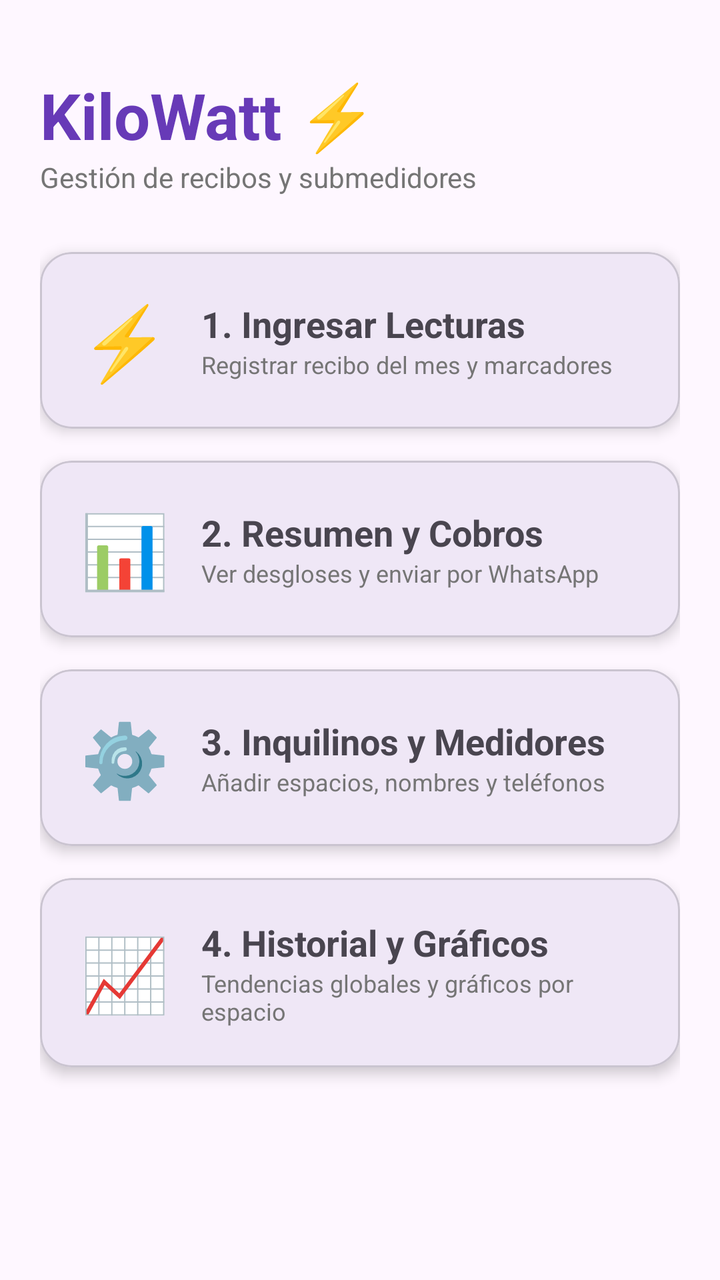
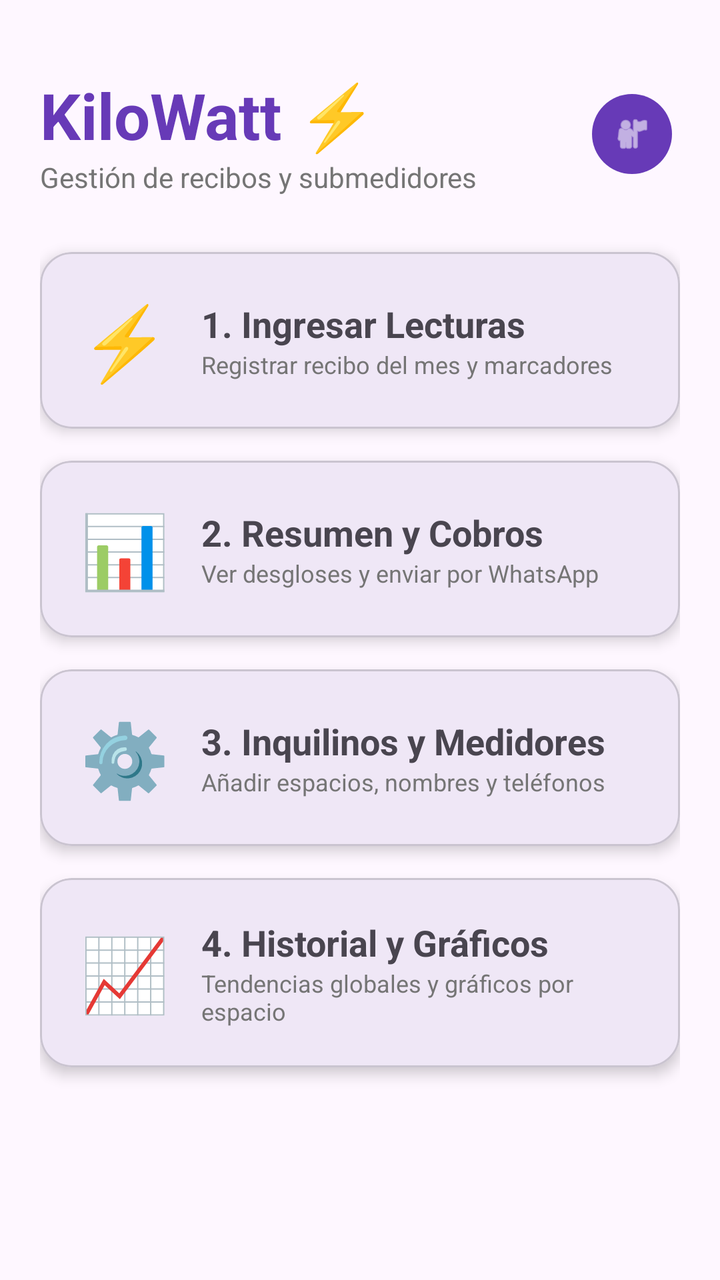

The first picture is an Android layout as it rendered before a commit; the second is the same layout after the commit. The layout source and the unified diff follow.
<!-- AndroidManifest.xml: application theme Theme.KiloWatt -->
<!-- res/layout/activity_main.xml -->
<?xml version="1.0" encoding="utf-8"?>
<ScrollView xmlns:android="http://schemas.android.com/apk/res/android"
    xmlns:app="http://schemas.android.com/apk/res-auto"
    android:layout_width="match_parent"
    android:layout_height="match_parent"
    android:padding="20dp">

    <LinearLayout
        android:layout_width="match_parent"
        android:layout_height="wrap_content"
        android:orientation="vertical">

        
        <LinearLayout
            android:layout_width="match_parent"
            android:layout_height="wrap_content"
            android:orientation="vertical"
            android:layout_marginTop="16dp"
            android:layout_marginBottom="28dp">

            <TextView
                android:layout_width="wrap_content"
                android:layout_height="wrap_content"
                android:text="@string/main_header_title"
                android:textSize="32sp"
                android:textStyle="bold"
                android:textColor="@color/purple_primary" />

            <TextView
                android:id="@+id/tvUsuarioEmail"
                android:layout_width="wrap_content"
                android:layout_height="wrap_content"
                android:text="@string/main_header_subtitle"
                android:textSize="14sp"
                android:textColor="@color/gray_secondary" />
        </LinearLayout>

        
        <com.google.android.material.card.MaterialCardView
            android:id="@+id/cardRegistrarLecturas"
            android:layout_width="match_parent"
            android:layout_height="wrap_content"
            android:layout_marginBottom="16dp"
            android:clickable="true"
            android:focusable="true"
            app:cardCornerRadius="16dp"
            app:cardElevation="4dp">

            <LinearLayout
                android:layout_width="match_parent"
                android:layout_height="wrap_content"
                android:orientation="horizontal"
                android:baselineAligned="false"
                android:padding="20dp"
                android:gravity="center_vertical">

                <TextView
                    android:layout_width="wrap_content"
                    android:layout_height="wrap_content"
                    android:text="⚡"
                    android:textSize="36sp"
                    android:layout_marginEnd="16dp" />

                <LinearLayout
                    android:layout_width="0dp"
                    android:layout_height="wrap_content"
                    android:layout_weight="1"
                    android:orientation="vertical">

                    <TextView
                        android:layout_width="wrap_content"
                        android:layout_height="wrap_content"
                        android:text="@string/main_option_lecturas_title"
                        android:textSize="18sp"
                        android:textStyle="bold" />

                    <TextView
                        android:layout_width="wrap_content"
                        android:layout_height="wrap_content"
                        android:text="@string/main_option_lecturas_desc"
                        android:textSize="12sp"
                        android:textColor="@color/gray_secondary" />
                </LinearLayout>
            </LinearLayout>
        </com.google.android.material.card.MaterialCardView>

        
        <com.google.android.material.card.MaterialCardView
            android:id="@+id/cardResumenCobros"
            android:layout_width="match_parent"
            android:layout_height="wrap_content"
            android:layout_marginBottom="16dp"
            android:clickable="true"
            android:focusable="true"
            app:cardCornerRadius="16dp"
            app:cardElevation="4dp">

            <LinearLayout
                android:layout_width="match_parent"
                android:layout_height="wrap_content"
                android:orientation="horizontal"
                android:baselineAligned="false"
                android:padding="20dp"
                android:gravity="center_vertical">

                <TextView
                    android:layout_width="wrap_content"
                    android:layout_height="wrap_content"
                    android:text="📊"
                    android:textSize="36sp"
                    android:layout_marginEnd="16dp" />

                <LinearLayout
                    android:layout_width="0dp"
                    android:layout_height="wrap_content"
                    android:layout_weight="1"
                    android:orientation="vertical">

                    <TextView
                        android:layout_width="wrap_content"
                        android:layout_height="wrap_content"
                        android:text="@string/main_option_resumen_title"
                        android:textSize="18sp"
                        android:textStyle="bold" />

                    <TextView
                        android:layout_width="wrap_content"
                        android:layout_height="wrap_content"
                        android:text="@string/main_option_resumen_desc"
                        android:textSize="12sp"
                        android:textColor="@color/gray_secondary" />
                </LinearLayout>
            </LinearLayout>
        </com.google.android.material.card.MaterialCardView>

        
        <com.google.android.material.card.MaterialCardView
            android:id="@+id/cardConfiguracion"
            android:layout_width="match_parent"
            android:layout_height="wrap_content"
            android:layout_marginBottom="16dp"
            android:clickable="true"
            android:focusable="true"
            app:cardCornerRadius="16dp"
            app:cardElevation="4dp">

            <LinearLayout
                android:layout_width="match_parent"
                android:layout_height="wrap_content"
                android:orientation="horizontal"
                android:baselineAligned="false"
                android:padding="20dp"
                android:gravity="center_vertical">

                <TextView
                    android:layout_width="wrap_content"
                    android:layout_height="wrap_content"
                    android:text="⚙️"
                    android:textSize="36sp"
                    android:layout_marginEnd="16dp" />

                <LinearLayout
                    android:layout_width="0dp"
                    android:layout_height="wrap_content"
                    android:layout_weight="1"
                    android:orientation="vertical">

                    <TextView
                        android:layout_width="wrap_content"
                        android:layout_height="wrap_content"
                        android:text="@string/main_option_config_title"
                        android:textSize="18sp"
                        android:textStyle="bold" />

                    <TextView
                        android:layout_width="wrap_content"
                        android:layout_height="wrap_content"
                        android:text="@string/main_option_config_desc"
                        android:textSize="12sp"
                        android:textColor="@color/gray_secondary" />
                </LinearLayout>
            </LinearLayout>
        </com.google.android.material.card.MaterialCardView>

        
        <com.google.android.material.card.MaterialCardView
            android:id="@+id/cardHistorialGraficos"
            android:layout_width="match_parent"
            android:layout_height="wrap_content"
            android:layout_marginBottom="16dp"
            android:clickable="true"
            android:focusable="true"
            app:cardCornerRadius="16dp"
            app:cardElevation="4dp">

            <LinearLayout
                android:layout_width="match_parent"
                android:layout_height="wrap_content"
                android:orientation="horizontal"
                android:baselineAligned="false"
                android:padding="20dp"
                android:gravity="center_vertical">

                <TextView
                    android:layout_width="wrap_content"
                    android:layout_height="wrap_content"
                    android:text="📈"
                    android:textSize="36sp"
                    android:layout_marginEnd="16dp" />

                <LinearLayout
                    android:layout_width="0dp"
                    android:layout_height="wrap_content"
                    android:layout_weight="1"
                    android:orientation="vertical">

                    <TextView
                        android:layout_width="wrap_content"
                        android:layout_height="wrap_content"
                        android:text="@string/main_option_historial_title"
                        android:textSize="18sp"
                        android:textStyle="bold" />

                    <TextView
                        android:layout_width="wrap_content"
                        android:layout_height="wrap_content"
                        android:text="@string/main_option_historial_desc"
                        android:textSize="12sp"
                        android:textColor="@color/gray_secondary" />
                </LinearLayout>
            </LinearLayout>
        </com.google.android.material.card.MaterialCardView>

    </LinearLayout>
</ScrollView>
<!-- resources referenced by this layout -->
<resources>
  <color name="gray_secondary">#757575</color>
  <color name="purple_primary">#673AB7</color>
  <string name="main_header_subtitle">Gestión de recibos y submedidores</string>
  <string name="main_header_title">KiloWatt ⚡</string>
  <string name="main_option_config_desc">Añadir espacios, nombres y teléfonos</string>
  <string name="main_option_config_title">3. Inquilinos y Medidores</string>
  <string name="main_option_historial_desc">Tendencias globales y gráficos por espacio</string>
  <string name="main_option_historial_title">4. Historial y Gráficos</string>
  <string name="main_option_lecturas_desc">Registrar recibo del mes y marcadores</string>
  <string name="main_option_lecturas_title">1. Ingresar Lecturas</string>
  <string name="main_option_resumen_desc">Ver desgloses y enviar por WhatsApp</string>
  <string name="main_option_resumen_title">2. Resumen y Cobros</string>
  <style name="Theme.KiloWatt" parent="Base.Theme.KiloWatt" />
  <style name="Base.Theme.KiloWatt" parent="Theme.Material3.DayNight.NoActionBar">
          
          
      </style>
</resources>

<!-- the commit's change to res/layout/activity_main.xml (unified diff, before → after) -->
@@ -11,29 +11,49 @@
         android:orientation="vertical">
 
         
-        <LinearLayout
-            android:layout_width="match_parent"
-            android:layout_height="wrap_content"
-            android:orientation="vertical"
+        <RelativeLayout
+            android:layout_width="match_parent"
+            android:layout_height="wrap_content"
             android:layout_marginTop="16dp"
             android:layout_marginBottom="28dp">
 
-            <TextView
+            <LinearLayout
                 android:layout_width="wrap_content"
                 android:layout_height="wrap_content"
-                android:text="@string/main_header_title"
-                android:textSize="32sp"
-                android:textStyle="bold"
-                android:textColor="@color/purple_primary" />
-
-            <TextView
-                android:id="@+id/tvUsuarioEmail"
-                android:layout_width="wrap_content"
-                android:layout_height="wrap_content"
-                android:text="@string/main_header_subtitle"
-                android:textSize="14sp"
-                android:textColor="@color/gray_secondary" />
-        </LinearLayout>
+                android:layout_alignParentStart="true"
+                android:layout_marginEnd="8dp"
+                android:layout_toStartOf="@id/btnPerfilAvatar"
+                android:orientation="vertical">
+
+                <TextView
+                    android:layout_width="wrap_content"
+                    android:layout_height="wrap_content"
+                    android:text="@string/main_header_title"
+                    android:textColor="@color/purple_primary"
+                    android:textSize="32sp"
+                    android:textStyle="bold" />
+
+                <TextView
+                    android:id="@+id/tvUsuarioEmail"
+                    android:layout_width="wrap_content"
+                    android:layout_height="wrap_content"
+                    android:text="@string/main_header_subtitle"
+                    android:textColor="@color/gray_secondary"
+                    android:textSize="14sp" />
+            </LinearLayout>
+
+            <com.google.android.material.button.MaterialButton
+                android:id="@+id/btnPerfilAvatar"
+                style="@style/Widget.Material3.Button.IconButton.Filled"
+                android:layout_width="48dp"
+                android:layout_height="48dp"
+                android:layout_alignParentEnd="true"
+                android:layout_centerVertical="true"
+                app:backgroundTint="@color/purple_primary"
+                app:cornerRadius="24dp"
+                app:icon="@android:drawable/ic_menu_myplaces"
+                app:iconTint="@color/white" />
+        </RelativeLayout>
 
         
         <com.google.android.material.card.MaterialCardView
@@ -49,17 +69,17 @@
             <LinearLayout
                 android:layout_width="match_parent"
                 android:layout_height="wrap_content"
-                android:orientation="horizontal"
-                android:baselineAligned="false"
-                android:padding="20dp"
-                android:gravity="center_vertical">
-
-                <TextView
-                    android:layout_width="wrap_content"
-                    android:layout_height="wrap_content"
+                android:baselineAligned="false"
+                android:gravity="center_vertical"
+                android:orientation="horizontal"
+                android:padding="20dp">
+
+                <TextView
+                    android:layout_width="wrap_content"
+                    android:layout_height="wrap_content"
+                    android:layout_marginEnd="16dp"
                     android:text="⚡"
-                    android:textSize="36sp"
-                    android:layout_marginEnd="16dp" />
+                    android:textSize="36sp" />
 
                 <LinearLayout
                     android:layout_width="0dp"
@@ -78,8 +98,8 @@
                         android:layout_width="wrap_content"
                         android:layout_height="wrap_content"
                         android:text="@string/main_option_lecturas_desc"
-                        android:textSize="12sp"
-                        android:textColor="@color/gray_secondary" />
+                        android:textColor="@color/gray_secondary"
+                        android:textSize="12sp" />
                 </LinearLayout>
             </LinearLayout>
         </com.google.android.material.card.MaterialCardView>
@@ -98,17 +118,17 @@
             <LinearLayout
                 android:layout_width="match_parent"
                 android:layout_height="wrap_content"
-                android:orientation="horizontal"
-                android:baselineAligned="false"
-                android:padding="20dp"
-                android:gravity="center_vertical">
-
-                <TextView
-                    android:layout_width="wrap_content"
-                    android:layout_height="wrap_content"
+                android:baselineAligned="false"
+                android:gravity="center_vertical"
+                android:orientation="horizontal"
+                android:padding="20dp">
+
+                <TextView
+                    android:layout_width="wrap_content"
+                    android:layout_height="wrap_content"
+                    android:layout_marginEnd="16dp"
                     android:text="📊"
-                    android:textSize="36sp"
-                    android:layout_marginEnd="16dp" />
+                    android:textSize="36sp" />
 
                 <LinearLayout
                     android:layout_width="0dp"
@@ -127,8 +147,8 @@
                         android:layout_width="wrap_content"
                         android:layout_height="wrap_content"
                         android:text="@string/main_option_resumen_desc"
-                        android:textSize="12sp"
-                        android:textColor="@color/gray_secondary" />
+                        android:textColor="@color/gray_secondary"
+                        android:textSize="12sp" />
                 </LinearLayout>
             </LinearLayout>
         </com.google.android.material.card.MaterialCardView>
@@ -147,17 +167,17 @@
             <LinearLayout
                 android:layout_width="match_parent"
                 android:layout_height="wrap_content"
-                android:orientation="horizontal"
-                android:baselineAligned="false"
-                android:padding="20dp"
-                android:gravity="center_vertical">
-
-                <TextView
-                    android:layout_width="wrap_content"
-                    android:layout_height="wrap_content"
+                android:baselineAligned="false"
+                android:gravity="center_vertical"
+                android:orientation="horizontal"
+                android:padding="20dp">
+
+                <TextView
+                    android:layout_width="wrap_content"
+                    android:layout_height="wrap_content"
+                    android:layout_marginEnd="16dp"
                     android:text="⚙️"
-                    android:textSize="36sp"
-                    android:layout_marginEnd="16dp" />
+                    android:textSize="36sp" />
 
                 <LinearLayout
                     android:layout_width="0dp"
@@ -176,8 +196,8 @@
                         android:layout_width="wrap_content"
                         android:layout_height="wrap_content"
                         android:text="@string/main_option_config_desc"
-                        android:textSize="12sp"
-                        android:textColor="@color/gray_secondary" />
+                        android:textColor="@color/gray_secondary"
+                        android:textSize="12sp" />
                 </LinearLayout>
             </LinearLayout>
         </com.google.android.material.card.MaterialCardView>
@@ -196,17 +216,17 @@
             <LinearLayout
                 android:layout_width="match_parent"
                 android:layout_height="wrap_content"
-                android:orientation="horizontal"
-                android:baselineAligned="false"
-                android:padding="20dp"
-                android:gravity="center_vertical">
-
-                <TextView
-                    android:layout_width="wrap_content"
-                    android:layout_height="wrap_content"
+                android:baselineAligned="false"
+                android:gravity="center_vertical"
+                android:orientation="horizontal"
+                android:padding="20dp">
+
+                <TextView
+                    android:layout_width="wrap_content"
+                    android:layout_height="wrap_content"
+                    android:layout_marginEnd="16dp"
                     android:text="📈"
-                    android:textSize="36sp"
-                    android:layout_marginEnd="16dp" />
+                    android:textSize="36sp" />
 
                 <LinearLayout
                     android:layout_width="0dp"
@@ -225,8 +245,8 @@
                         android:layout_width="wrap_content"
                         android:layout_height="wrap_content"
                         android:text="@string/main_option_historial_desc"
-                        android:textSize="12sp"
-                        android:textColor="@color/gray_secondary" />
+                        android:textColor="@color/gray_secondary"
+                        android:textSize="12sp" />
                 </LinearLayout>
             </LinearLayout>
         </com.google.android.material.card.MaterialCardView>
<!-- resource entries referenced after the edit -->
@@ -2,6 +2,7 @@
 <resources>
   <color name="gray_secondary">#757575</color>
   <color name="purple_primary">#673AB7</color>
+  <color name="white">#FFFFFFFF</color>
   <string name="main_header_subtitle">Gestión de recibos y submedidores</string>
   <string name="main_header_title">KiloWatt ⚡</string>
   <string name="main_option_config_desc">Añadir espacios, nombres y teléfonos</string>
